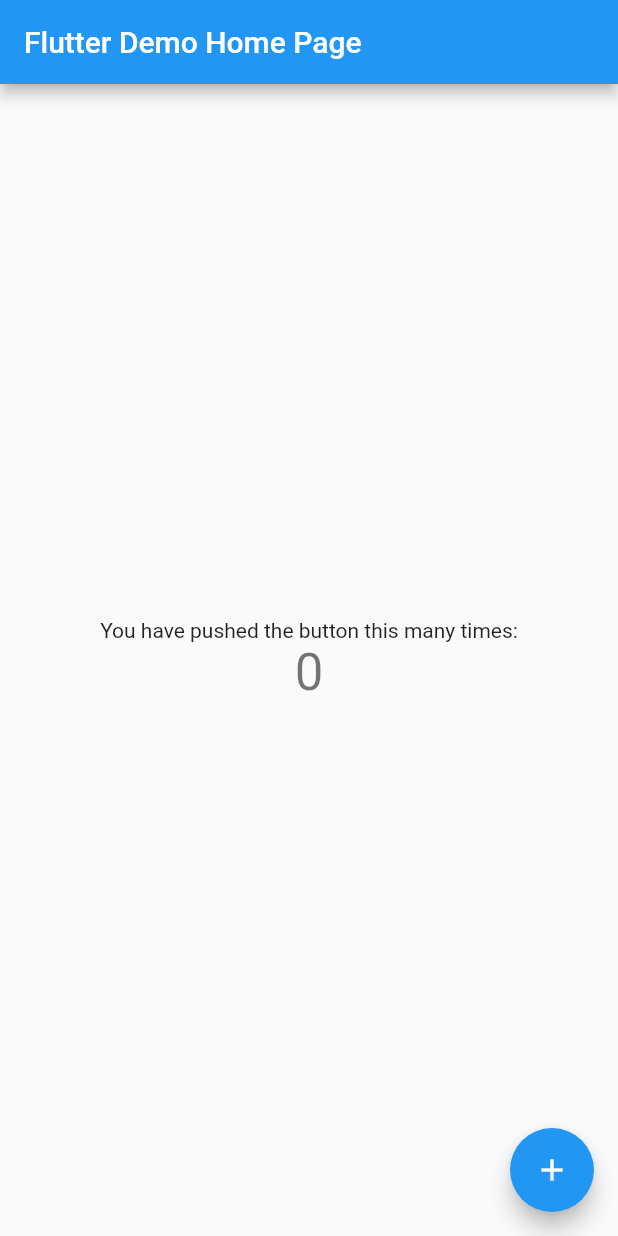
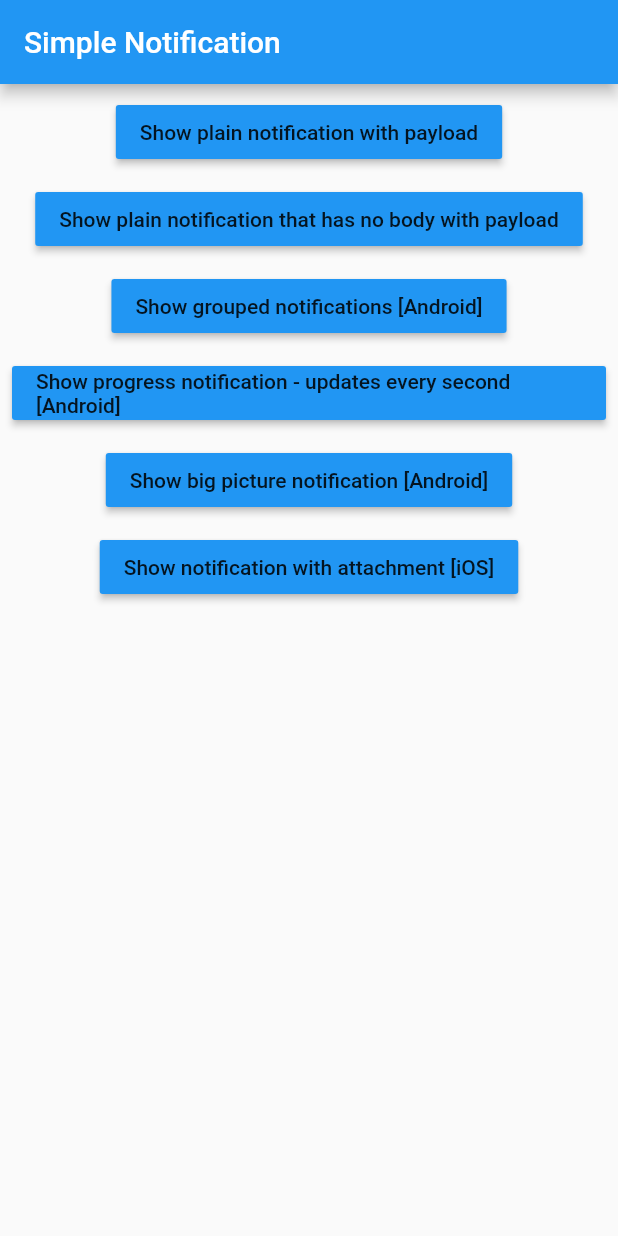
Before and after one commit to fahiem152/simple_notification, a Flutter app: the screen it shows after launch, on a phone screen of 412 x 824 dp. Run offline on Flutter 3.47's test engine with Material 2 defaults, Android fonts, the light colour scheme and no system bars; our stand-ins replace flutter_local_notifications, rxdart, timezone.

Commit message:
fitur-simple-notification-done

```diff
--- a/lib/main.dart
+++ b/lib/main.dart
@@ -1,115 +1,27 @@
 import 'package:flutter/material.dart';
+import 'package:flutter_local_notifications/flutter_local_notifications.dart';
+import 'package:simple_notification/ui/detail_page.dart';
+import 'package:simple_notification/ui/home_page.dart';
+import 'package:simple_notification/utils/notification_helper.dart';
 
-void main() {
-  runApp(const MyApp());
+final FlutterLocalNotificationsPlugin flutterLocalNotificationsPlugin =
+    FlutterLocalNotificationsPlugin();
+
+Future<void> main() async {
+  WidgetsFlutterBinding.ensureInitialized();
+
+  final NotificationHelper notificationHelper = NotificationHelper();
+
+  await notificationHelper.initNotifications(flutterLocalNotificationsPlugin);
+  notificationHelper.requestIOSPermissions(flutterLocalNotificationsPlugin);
+
+  runApp(
+    MaterialApp(
+      initialRoute: HomePage.routeName,
+      routes: {
+        HomePage.routeName: (context) => const HomePage(),
+        DetailPage.routeName: (context) => const DetailPage(),
+      },
+    ),
+  );
 }
-
-class MyApp extends StatelessWidget {
-  const MyApp({super.key});
-
-  // This widget is the root of your application.
-  @override
-  Widget build(BuildContext context) {
-    return MaterialApp(
-      title: 'Flutter Demo',
-      theme: ThemeData(
-        // This is the theme of your application.
-        //
-        // Try running your application with "flutter run". You'll see the
-        // application has a blue toolbar. Then, without quitting the app, try
-        // changing the primarySwatch below to Colors.green and then invoke
-        // "hot reload" (press "r" in the console where you ran "flutter run",
-        // or simply save your changes to "hot reload" in a Flutter IDE).
-        // Notice that the counter didn't reset back to zero; the application
-        // is not restarted.
-        primarySwatch: Colors.blue,
-      ),
-      home: const MyHomePage(title: 'Flutter Demo Home Page'),
-    );
-  }
-}
-
-class MyHomePage extends StatefulWidget {
-  const MyHomePage({super.key, required this.title});
-
-  // This widget is the home page of your application. It is stateful, meaning
-  // that it has a State object (defined below) that contains fields that affect
-  // how it looks.
-
-  // This class is the configuration for the state. It holds the values (in this
-  // case the title) provided by the parent (in this case the App widget) and
-  // used by the build method of the State. Fields in a Widget subclass are
-  // always marked "final".
-
-  final String title;
-
-  @override
-  State<MyHomePage> createState() => _MyHomePageState();
-}
-
-class _MyHomePageState extends State<MyHomePage> {
-  int _counter = 0;
-
-  void _incrementCounter() {
-    setState(() {
-      // This call to setState tells the Flutter framework that something has
-      // changed in this State, which causes it to rerun the build method below
-      // so that the display can reflect the updated values. If we changed
-      // _counter without calling setState(), then the build method would not be
-      // called again, and so nothing would appear to happen.
-      _counter++;
-    });
-  }
-
-  @override
-  Widget build(BuildContext context) {
-    // This method is rerun every time setState is called, for instance as done
-    // by the _incrementCounter method above.
-    //
-    // The Flutter framework has been optimized to make rerunning build methods
-    // fast, so that you can just rebuild anything that needs updating rather
-    // than having to individually change instances of widgets.
-    return Scaffold(
-      appBar: AppBar(
-        // Here we take the value from the MyHomePage object that was created by
-        // the App.build method, and use it to set our appbar title.
-        title: Text(widget.title),
-      ),
-      body: Center(
-        // Center is a layout widget. It takes a single child and positions it
-        // in the middle of the parent.
-        child: Column(
-          // Column is also a layout widget. It takes a list of children and
-          // arranges them vertically. By default, it sizes itself to fit its
-          // children horizontally, and tries to be as tall as its parent.
-          //
-          // Invoke "debug painting" (press "p" in the console, choose the
-          // "Toggle Debug Paint" action from the Flutter Inspector in Android
-          // Studio, or the "Toggle Debug Paint" command in Visual Studio Code)
-          // to see the wireframe for each widget.
-          //
-          // Column has various properties to control how it sizes itself and
-          // how it positions its children. Here we use mainAxisAlignment to
-          // center the children vertically; the main axis here is the vertical
-          // axis because Columns are vertical (the cross axis would be
-          // horizontal).
-          mainAxisAlignment: MainAxisAlignment.center,
-          children: <Widget>[
-            const Text(
-              'You have pushed the button this many times:',
-            ),
-            Text(
-              '$_counter',
-              style: Theme.of(context).textTheme.headline4,
-            ),
-          ],
-        ),
-      ),
-      floatingActionButton: FloatingActionButton(
-        onPressed: _incrementCounter,
-        tooltip: 'Increment',
-        child: const Icon(Icons.add),
-      ), // This trailing comma makes auto-formatting nicer for build methods.
-    );
-  }
-}
--- /dev/null
+++ b/lib/ui/home_page.dart
@@ -0,0 +1,103 @@
+import 'package:flutter/material.dart';
+import 'package:simple_notification/ui/detail_page.dart';
+import 'package:simple_notification/main.dart';
+import 'package:simple_notification/utils/notification_helper.dart';
+import 'package:simple_notification/widget/custom_button.dart';
+
+class HomePage extends StatefulWidget {
+  static const routeName = "/";
+
+  const HomePage({Key? key}) : super(key: key);
+
+  @override
+  State<HomePage> createState() => _HomePageState();
+}
+
+class _HomePageState extends State<HomePage> {
+  final NotificationHelper _notificationHelper = NotificationHelper();
+
+  @override
+  void initState() {
+    super.initState();
+    _notificationHelper.configureSelectNotificationSubject(
+        context, DetailPage.routeName);
+    _notificationHelper.configureDidReceiveLocalNotificationSubject(
+        context, DetailPage.routeName);
+  }
+
+  @override
+  void dispose() {
+    selectNotificationSubject.close();
+    didReceiveLocalNotificationSubject.close();
+    super.dispose();
+  }
+
+  @override
+  Widget build(BuildContext context) {
+    return MaterialApp(
+      home: Scaffold(
+        appBar: AppBar(
+          title: const Text('Simple Notification'),
+        ),
+        body: Padding(
+          padding: const EdgeInsets.all(8.0),
+          child: SingleChildScrollView(
+            scrollDirection: Axis.vertical,
+            child: Column(
+              children: <Widget>[
+                CustomButton(
+                  text: 'Show plain notification with payload',
+                  onPressed: () async {
+                    await _notificationHelper
+                        .showNotification(flutterLocalNotificationsPlugin);
+                  },
+                ),
+                const SizedBox(height: 10),
+                CustomButton(
+                  text: 'Show plain notification that has no body with payload',
+                  onPressed: () async {
+                    await _notificationHelper.showNotificationWithNoBody(
+                        flutterLocalNotificationsPlugin);
+                  },
+                ),
+                const SizedBox(height: 10),
+                CustomButton(
+                  text: 'Show grouped notifications [Android]',
+                  onPressed: () async {
+                    await _notificationHelper.showGroupedNotifications(
+                        flutterLocalNotificationsPlugin);
+                  },
+                ),
+                const SizedBox(height: 10),
+                CustomButton(
+                  text:
+                      'Show progress notification - updates every second [Android]',
+                  onPressed: () async {
+                    await _notificationHelper.showProgressNotification(
+                        flutterLocalNotificationsPlugin);
+                  },
+                ),
+                const SizedBox(height: 10),
+                CustomButton(
+                  text: 'Show big picture notification [Android]',
+                  onPressed: () async {
+                    await _notificationHelper.showBigPictureNotification(
+                        flutterLocalNotificationsPlugin);
+                  },
+                ),
+                const SizedBox(height: 10),
+                CustomButton(
+                  text: 'Show notification with attachment [iOS]',
+                  onPressed: () async {
+                    await _notificationHelper.showNotificationWithAttachment(
+                        flutterLocalNotificationsPlugin);
+                  },
+                ),
+              ],
+            ),
+          ),
+        ),
+      ),
+    );
+  }
+}
--- /dev/null
+++ b/lib/utils/received_notification.dart
@@ -0,0 +1,13 @@
+class ReceivedNotification {
+  final int? id;
+  final String? title;
+  final String? body;
+  final String? payload;
+
+  ReceivedNotification({
+    this.id,
+    this.title,
+    this.body,
+    this.payload,
+  });
+}
--- /dev/null
+++ b/lib/widget/custom_button.dart
@@ -0,0 +1,29 @@
+import 'package:flutter/material.dart';
+
+class CustomButton extends StatelessWidget {
+  final String text;
+  final Function() onPressed;
+
+  const CustomButton({Key? key, required this.text, required this.onPressed})
+      : super(key: key);
+
+  @override
+  Widget build(BuildContext context) {
+    return ButtonTheme(
+      buttonColor: Colors.grey[300],
+      minWidth: double.infinity,
+      child: ElevatedButton(
+        style: ElevatedButton.styleFrom(
+          foregroundColor: Colors.black87,
+          minimumSize: const Size(88, 36),
+          padding: const EdgeInsets.symmetric(horizontal: 16),
+          shape: const RoundedRectangleBorder(
+            borderRadius: BorderRadius.all(Radius.circular(2)),
+          ),
+        ),
+        onPressed: onPressed,
+        child: Text(text),
+      ),
+    );
+  }
+}
```
Also changed, not shown: lib/ui/detail_page.dart (added, +27 -0 lines), lib/utils/notification_helper.dart (added, +383 -0 lines), 10 other files.
